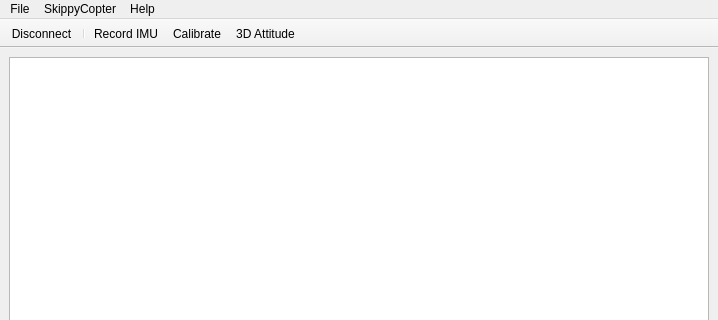
Qt form software/SkippyMonitor/ui/MainUI.ui (strnk/skippycopter) before a commit; both pictures show x 0 to 718 and y 0 to 320 of the 718 by 528 pixel window.
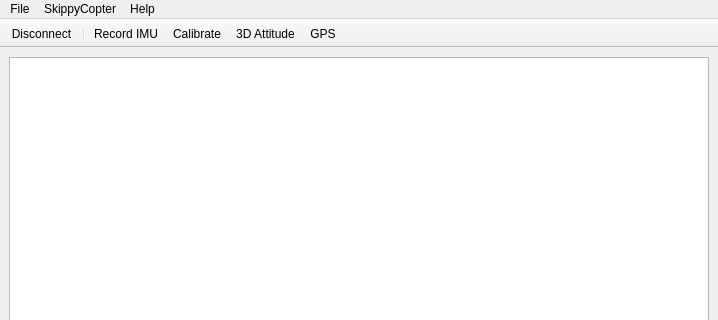
The same form after that commit. Icons and pictures are not drawn.

Commit message: Monitor support for raw messages from GPS, draft to display it on a map

```diff
--- a/software/SkippyMonitor/ui/MainUI.ui
+++ b/software/SkippyMonitor/ui/MainUI.ui
@@ -120,6 +120,7 @@
    <addaction name="actionRecord_IMU"/>
    <addaction name="actionCalibrate"/>
    <addaction name="action3D_Attitude"/>
+   <addaction name="actionGPS"/>
   </widget>
   <action name="actionAbout">
    <property name="text">
@@ -213,6 +214,15 @@
     <string>3D Attitude</string>
    </property>
   </action>
+  <action name="actionGPS">
+   <property name="icon">
+    <iconset resource="Resources.qrc">
+     <normaloff>:/icon/tango-32x32/devices/network-wireless.png</normaloff>:/icon/tango-32x32/devices/network-wireless.png</iconset>
+   </property>
+   <property name="text">
+    <string>GPS</string>
+   </property>
+  </action>
  </widget>
  <resources>
   <include location="Resources.qrc"/>
```
The commit also changes 2 other files.
